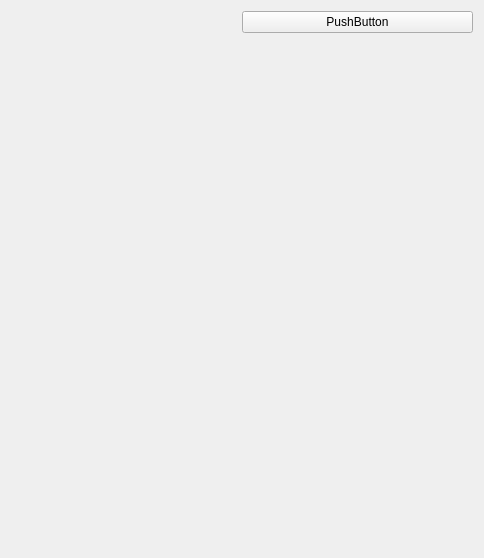
Old version of the form highway/highwaywindow.ui in the repository mihanlg/highway.
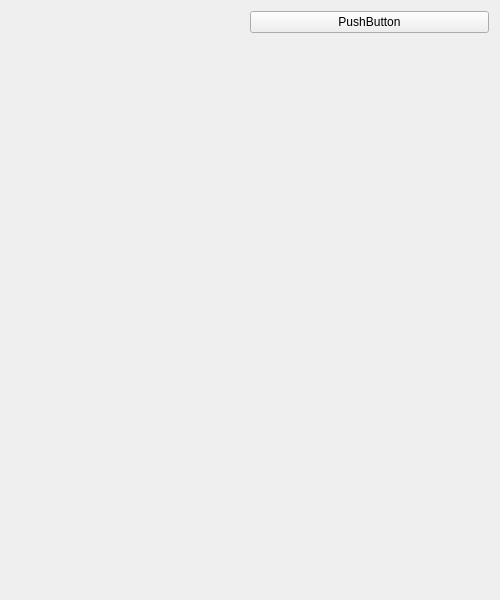
New version of the form.

Commit message: Fixed layout overlapping

Diff of the .ui file:
```diff
--- a/highway/highwaywindow.ui
+++ b/highway/highwaywindow.ui
@@ -9,14 +9,20 @@
    <rect>
     <x>0</x>
     <y>0</y>
-    <width>484</width>
-    <height>558</height>
+    <width>500</width>
+    <height>600</height>
    </rect>
   </property>
+  <property name="sizePolicy">
+   <sizepolicy hsizetype="MinimumExpanding" vsizetype="MinimumExpanding">
+    <horstretch>0</horstretch>
+    <verstretch>0</verstretch>
+   </sizepolicy>
+  </property>
   <property name="minimumSize">
    <size>
-    <width>300</width>
-    <height>400</height>
+    <width>0</width>
+    <height>0</height>
    </size>
   </property>
   <property name="windowTitle">
```
The commit also changes 5 other files.
